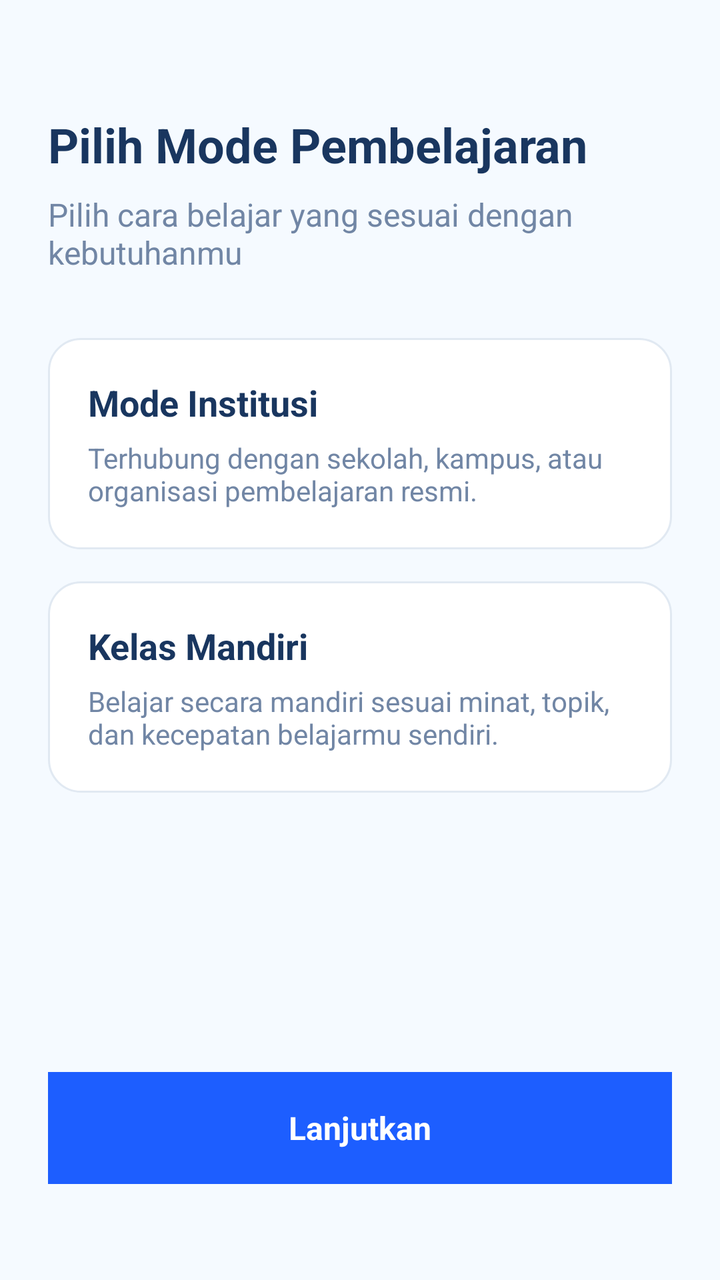
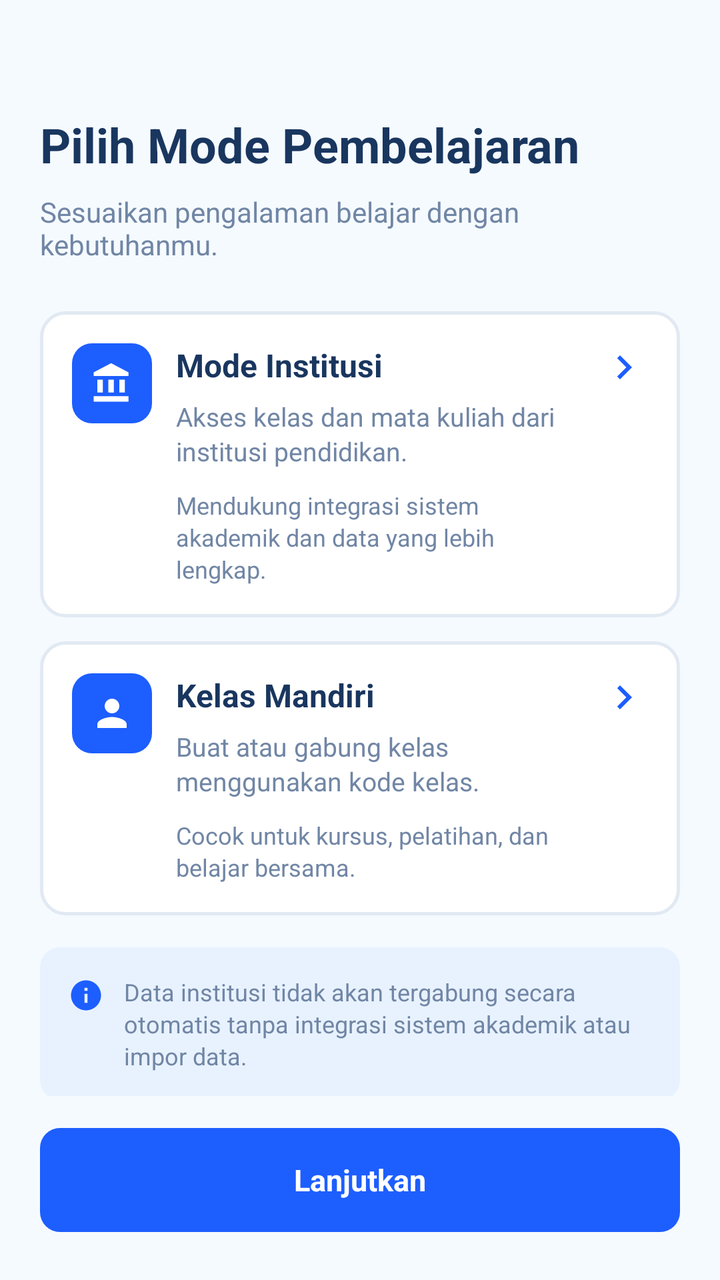

Screens rendered from an Android XML layout before and after an edit, with the pre-edit source and the edit as a unified diff.
<!-- AndroidManifest.xml: application theme Theme.TemanStudi -->
<!-- res/layout/activity_mode_pembelajaran.xml -->
<?xml version="1.0" encoding="utf-8"?>
<LinearLayout xmlns:android="http://schemas.android.com/apk/res/android"
    android:id="@+id/modeRoot"
    android:layout_width="match_parent"
    android:layout_height="match_parent"
    android:background="#F5FAFF"
    android:orientation="vertical"
    android:padding="24dp">

    
    <TextView
        android:layout_width="wrap_content"
        android:layout_height="wrap_content"
        android:layout_marginTop="32dp"
        android:text="Pilih Mode Pembelajaran"
        android:textColor="#19365F"
        android:textSize="24sp"
        android:textStyle="bold" />

    <TextView
        android:layout_width="wrap_content"
        android:layout_height="wrap_content"
        android:layout_marginTop="8dp"
        android:text="Pilih cara belajar yang sesuai dengan kebutuhanmu"
        android:textColor="#7186A5"
        android:textSize="16sp" />

    
    <LinearLayout
        android:id="@+id/cardInstitusi"
        android:layout_width="match_parent"
        android:layout_height="wrap_content"
        android:layout_marginTop="32dp"
        android:background="@drawable/bg_mode_unselected"
        android:clickable="true"
        android:focusable="true"
        android:orientation="vertical"
        android:padding="20dp">

        <TextView
            android:layout_width="wrap_content"
            android:layout_height="wrap_content"
            android:text="Mode Institusi"
            android:textColor="#19365F"
            android:textSize="18sp"
            android:textStyle="bold" />

        <TextView
            android:layout_width="wrap_content"
            android:layout_height="wrap_content"
            android:layout_marginTop="6dp"
            android:text="Terhubung dengan sekolah, kampus, atau organisasi pembelajaran resmi."
            android:textColor="#7186A5"
            android:textSize="14sp" />

    </LinearLayout>

    
    <LinearLayout
        android:id="@+id/cardMandiri"
        android:layout_width="match_parent"
        android:layout_height="wrap_content"
        android:layout_marginTop="16dp"
        android:background="@drawable/bg_mode_unselected"
        android:clickable="true"
        android:focusable="true"
        android:orientation="vertical"
        android:padding="20dp">

        <TextView
            android:layout_width="wrap_content"
            android:layout_height="wrap_content"
            android:text="Kelas Mandiri"
            android:textColor="#19365F"
            android:textSize="18sp"
            android:textStyle="bold" />

        <TextView
            android:layout_width="wrap_content"
            android:layout_height="wrap_content"
            android:layout_marginTop="6dp"
            android:text="Belajar secara mandiri sesuai minat, topik, dan kecepatan belajarmu sendiri."
            android:textColor="#7186A5"
            android:textSize="14sp" />

    </LinearLayout>

    <View
        android:layout_width="match_parent"
        android:layout_height="0dp"
        android:layout_weight="1" />

    
    <TextView
        android:id="@+id/btnLanjutkan"
        android:layout_width="match_parent"
        android:layout_height="56dp"
        android:layout_marginBottom="24dp"
        android:background="#1D5EFF"
        android:clickable="true"
        android:focusable="true"
        android:gravity="center"
        android:text="Lanjutkan"
        android:textColor="#FFFFFF"
        android:textSize="16sp"
        android:textStyle="bold" />

</LinearLayout>
<!-- resources referenced by this layout -->
<resources>
  <!-- drawable bg_mode_unselected (drawable) -->
  <?xml version="1.0" encoding="utf-8"?>
  <shape xmlns:android="http://schemas.android.com/apk/res/android"
      android:shape="rectangle">
      <solid android:color="#FFFFFF" />
      <stroke android:width="1dp" android:color="#E1E9F2" />
      <corners android:radius="16dp" />
  </shape>
  <!-- unchanged entries left out for length: 2 -->
</resources>

<!-- the commit's change to res/layout/activity_mode_pembelajaran.xml (unified diff, before → after) -->
@@ -5,104 +5,256 @@
     android:layout_height="match_parent"
     android:background="#F5FAFF"
     android:orientation="vertical"
-    android:padding="24dp">
-
-    
-    <TextView
-        android:layout_width="wrap_content"
-        android:layout_height="wrap_content"
-        android:layout_marginTop="32dp"
-        android:text="Pilih Mode Pembelajaran"
-        android:textColor="#19365F"
-        android:textSize="24sp"
-        android:textStyle="bold" />
-
-    <TextView
-        android:layout_width="wrap_content"
-        android:layout_height="wrap_content"
-        android:layout_marginTop="8dp"
-        android:text="Pilih cara belajar yang sesuai dengan kebutuhanmu"
-        android:textColor="#7186A5"
-        android:textSize="16sp" />
-
-    
-    <LinearLayout
-        android:id="@+id/cardInstitusi"
-        android:layout_width="match_parent"
-        android:layout_height="wrap_content"
-        android:layout_marginTop="32dp"
-        android:background="@drawable/bg_mode_unselected"
-        android:clickable="true"
-        android:focusable="true"
-        android:orientation="vertical"
-        android:padding="20dp">
-
-        <TextView
-            android:layout_width="wrap_content"
-            android:layout_height="wrap_content"
-            android:text="Mode Institusi"
-            android:textColor="#19365F"
-            android:textSize="18sp"
-            android:textStyle="bold" />
-
-        <TextView
-            android:layout_width="wrap_content"
-            android:layout_height="wrap_content"
-            android:layout_marginTop="6dp"
-            android:text="Terhubung dengan sekolah, kampus, atau organisasi pembelajaran resmi."
-            android:textColor="#7186A5"
-            android:textSize="14sp" />
-
-    </LinearLayout>
-
-    
-    <LinearLayout
-        android:id="@+id/cardMandiri"
-        android:layout_width="match_parent"
-        android:layout_height="wrap_content"
-        android:layout_marginTop="16dp"
-        android:background="@drawable/bg_mode_unselected"
-        android:clickable="true"
-        android:focusable="true"
-        android:orientation="vertical"
-        android:padding="20dp">
-
-        <TextView
-            android:layout_width="wrap_content"
-            android:layout_height="wrap_content"
-            android:text="Kelas Mandiri"
-            android:textColor="#19365F"
-            android:textSize="18sp"
-            android:textStyle="bold" />
-
-        <TextView
-            android:layout_width="wrap_content"
-            android:layout_height="wrap_content"
-            android:layout_marginTop="6dp"
-            android:text="Belajar secara mandiri sesuai minat, topik, dan kecepatan belajarmu sendiri."
-            android:textColor="#7186A5"
-            android:textSize="14sp" />
-
-    </LinearLayout>
-
-    <View
+    android:paddingLeft="20dp"
+    android:paddingTop="24dp"
+    android:paddingRight="20dp"
+    android:paddingBottom="24dp">
+
+    <ScrollView
         android:layout_width="match_parent"
         android:layout_height="0dp"
-        android:layout_weight="1" />
+        android:layout_weight="1"
+        android:fillViewport="true"
+        android:overScrollMode="never"
+        android:scrollbars="none">
+
+        <LinearLayout
+            android:layout_width="match_parent"
+            android:layout_height="wrap_content"
+            android:orientation="vertical">
+
+            
+            <TextView
+                android:layout_width="match_parent"
+                android:layout_height="wrap_content"
+                android:layout_marginTop="32dp"
+                android:text="Pilih Mode Pembelajaran"
+                android:textColor="#19365F"
+                android:textSize="24sp"
+                android:textStyle="bold" />
+
+            <TextView
+                android:layout_width="match_parent"
+                android:layout_height="wrap_content"
+                android:layout_marginTop="8dp"
+                android:text="Sesuaikan pengalaman belajar dengan kebutuhanmu."
+                android:textColor="#7186A5"
+                android:textSize="14sp" />
+
+            
+            <FrameLayout
+                android:layout_width="match_parent"
+                android:layout_height="wrap_content"
+                android:layout_marginTop="24dp">
+
+                <LinearLayout
+                    android:id="@+id/cardInstitusi"
+                    android:layout_width="match_parent"
+                    android:layout_height="wrap_content"
+                    android:background="@drawable/bg_mode_unselected"
+                    android:baselineAligned="false"
+                    android:clickable="true"
+                    android:focusable="true"
+                    android:foreground="@drawable/ripple_mode_card"
+                    android:orientation="horizontal"
+                    android:padding="16dp">
+
+                    <FrameLayout
+                        android:layout_width="40dp"
+                        android:layout_height="40dp"
+                        android:background="@drawable/bg_mode_icon_box">
+
+                        <ImageView
+                            android:layout_width="22dp"
+                            android:layout_height="22dp"
+                            android:layout_gravity="center"
+                            android:importantForAccessibility="no"
+                            android:src="@drawable/ic_institution"
+                            android:tint="#FFFFFF" />
+                    </FrameLayout>
+
+                    <LinearLayout
+                        android:layout_width="0dp"
+                        android:layout_height="wrap_content"
+                        android:layout_weight="1"
+                        android:orientation="vertical"
+                        android:paddingLeft="12dp"
+                        android:paddingRight="8dp">
+
+                        <TextView
+                            android:layout_width="match_parent"
+                            android:layout_height="wrap_content"
+                            android:text="Mode Institusi"
+                            android:textColor="#19365F"
+                            android:textSize="16sp"
+                            android:textStyle="bold" />
+
+                        <TextView
+                            android:layout_width="match_parent"
+                            android:layout_height="wrap_content"
+                            android:layout_marginTop="6dp"
+                            android:lineSpacingExtra="2dp"
+                            android:text="Akses kelas dan mata kuliah dari institusi pendidikan."
+                            android:textColor="#7186A5"
+                            android:textSize="13sp" />
+
+                        <TextView
+                            android:layout_width="match_parent"
+                            android:layout_height="wrap_content"
+                            android:layout_marginTop="10dp"
+                            android:lineSpacingExtra="2dp"
+                            android:text="Mendukung integrasi sistem akademik dan data yang lebih lengkap."
+                            android:textColor="#7186A5"
+                            android:textSize="12sp" />
+                    </LinearLayout>
+
+                    <ImageView
+                        android:layout_width="24dp"
+                        android:layout_height="24dp"
+                        android:importantForAccessibility="no"
+                        android:src="@drawable/ic_chevron_right"
+                        android:tint="#1D5EFF" />
+                </LinearLayout>
+                <ImageView
+                    android:id="@+id/checkInstitusi"
+                    android:layout_width="22dp"
+                    android:layout_height="22dp"
+                    android:layout_gravity="bottom|end"
+                    android:layout_marginRight="14dp"
+                    android:layout_marginBottom="14dp"
+                    android:importantForAccessibility="no"
+                    android:src="@drawable/ic_mode_check"
+                    android:visibility="gone" />
+            </FrameLayout>
+
+            
+            <FrameLayout
+                android:layout_width="match_parent"
+                android:layout_height="wrap_content"
+                android:layout_marginTop="12dp">
+
+                <LinearLayout
+                    android:id="@+id/cardMandiri"
+                    android:layout_width="match_parent"
+                    android:layout_height="wrap_content"
+                    android:background="@drawable/bg_mode_unselected"
+                    android:baselineAligned="false"
+                    android:clickable="true"
+                    android:focusable="true"
+                    android:foreground="@drawable/ripple_mode_card"
+                    android:orientation="horizontal"
+                    android:padding="16dp">
+
+                    <FrameLayout
+                        android:layout_width="40dp"
+                        android:layout_height="40dp"
+                        android:background="@drawable/bg_mode_icon_box">
+
+                        <ImageView
+                            android:layout_width="22dp"
+                            android:layout_height="22dp"
+                            android:layout_gravity="center"
+                            android:importantForAccessibility="no"
+                            android:src="@drawable/ic_person"
+                            android:tint="#FFFFFF" />
+                    </FrameLayout>
+
+                    <LinearLayout
+                        android:layout_width="0dp"
+                        android:layout_height="wrap_content"
+                        android:layout_weight="1"
+                        android:orientation="vertical"
+                        android:paddingLeft="12dp"
+                        android:paddingRight="8dp">
+
+                        <TextView
+                            android:layout_width="match_parent"
+                            android:layout_height="wrap_content"
+                            android:text="Kelas Mandiri"
+                            android:textColor="#19365F"
+                            android:textSize="16sp"
+                            android:textStyle="bold" />
+
+                        <TextView
+                            android:layout_width="match_parent"
+                            android:layout_height="wrap_content"
+                            android:layout_marginTop="6dp"
+                            android:lineSpacingExtra="2dp"
+                            android:text="Buat atau gabung kelas menggunakan kode kelas."
+                            android:textColor="#7186A5"
+                            android:textSize="13sp" />
+
+                        <TextView
+                            android:layout_width="match_parent"
+                            android:layout_height="wrap_content"
+                            android:layout_marginTop="10dp"
+                            android:lineSpacingExtra="2dp"
+                            android:text="Cocok untuk kursus, pelatihan, dan belajar bersama."
+                            android:textColor="#7186A5"
+                            android:textSize="12sp" />
+                    </LinearLayout>
+
+                    <ImageView
+                        android:layout_width="24dp"
+                        android:layout_height="24dp"
+                        android:importantForAccessibility="no"
+                        android:src="@drawable/ic_chevron_right"
+                        android:tint="#1D5EFF" />
+                </LinearLayout>
+                <ImageView
+                    android:id="@+id/checkMandiri"
+                    android:layout_width="22dp"
+                    android:layout_height="22dp"
+                    android:layout_gravity="bottom|end"
+                    android:layout_marginRight="14dp"
+                    android:layout_marginBottom="14dp"
+                    android:importantForAccessibility="no"
+                    android:src="@drawable/ic_mode_check"
+                    android:visibility="gone" />
+            </FrameLayout>
+
+            
+            <FrameLayout
+                android:layout_width="match_parent"
+                android:layout_height="wrap_content"
+                android:layout_marginTop="16dp"
+                android:background="@drawable/bg_mode_info"
+                android:padding="14dp">
+
+                <ImageView
+                    android:layout_width="18dp"
+                    android:layout_height="18dp"
+                    android:layout_marginTop="1dp"
+                    android:importantForAccessibility="no"
+                    android:src="@drawable/ic_info"
+                    android:tint="#1D5EFF" />
+
+                <TextView
+                    android:layout_width="match_parent"
+                    android:layout_height="wrap_content"
+                    android:lineSpacingExtra="2dp"
+                    android:paddingLeft="28dp"
+                    android:text="Data institusi tidak akan tergabung secara otomatis tanpa integrasi sistem akademik atau impor data."
+                    android:textColor="#7186A5"
+                    android:textSize="12sp" />
+            </FrameLayout>
+
+        </LinearLayout>
+    </ScrollView>
 
     
     <TextView
         android:id="@+id/btnLanjutkan"
         android:layout_width="match_parent"
-        android:layout_height="56dp"
-        android:layout_marginBottom="24dp"
-        android:background="#1D5EFF"
+        android:layout_height="52dp"
+        android:layout_marginTop="16dp"
+        android:background="@drawable/bg_mode_button"
         android:clickable="true"
         android:focusable="true"
         android:gravity="center"
         android:text="Lanjutkan"
         android:textColor="#FFFFFF"
-        android:textSize="16sp"
+        android:textSize="15sp"
         android:textStyle="bold" />
 
 </LinearLayout>
<!-- resource entries referenced after the edit -->
@@ -1,13 +1,116 @@
 <!-- resources referenced by this layout -->
 <resources>
+  <!-- drawable bg_mode_button (drawable) -->
+  <?xml version="1.0" encoding="utf-8"?>
+  <ripple xmlns:android="http://schemas.android.com/apk/res/android"
+      android:color="#33FFFFFF">
+      <item>
+          <shape android:shape="rectangle">
+              <solid android:color="#1D5EFF" />
+              <corners android:radius="10dp" />
+          </shape>
+      </item>
+      <item android:id="@android:id/mask">
+          <shape android:shape="rectangle">
+              <solid android:color="#FFFFFF" />
+              <corners android:radius="10dp" />
+          </shape>
+      </item>
+  </ripple>
+  <!-- drawable bg_mode_icon_box (drawable) -->
+  <?xml version="1.0" encoding="utf-8"?>
+  <shape xmlns:android="http://schemas.android.com/apk/res/android"
+      android:shape="rectangle">
+      <solid android:color="#1D5EFF" />
+      <corners android:radius="10dp" />
+  </shape>
+  <!-- drawable bg_mode_info (drawable) -->
+  <?xml version="1.0" encoding="utf-8"?>
+  <shape xmlns:android="http://schemas.android.com/apk/res/android"
+      android:shape="rectangle">
+      <solid android:color="#E8F2FF" />
+      <corners android:radius="10dp" />
+  </shape>
   <!-- drawable bg_mode_unselected (drawable) -->
   <?xml version="1.0" encoding="utf-8"?>
   <shape xmlns:android="http://schemas.android.com/apk/res/android"
       android:shape="rectangle">
       <solid android:color="#FFFFFF" />
-      <stroke android:width="1dp" android:color="#E1E9F2" />
-      <corners android:radius="16dp" />
+      <stroke android:width="1.5dp" android:color="#E1E9F2" />
+      <corners android:radius="12dp" />
   </shape>
+  <!-- drawable ic_chevron_right (drawable) -->
+  <?xml version="1.0" encoding="utf-8"?>
+  <vector xmlns:android="http://schemas.android.com/apk/res/android"
+      android:width="24dp"
+      android:height="24dp"
+      android:viewportWidth="24"
+      android:viewportHeight="24">
+      <path
+          android:fillColor="#7186A5"
+          android:pathData="M10,6L8.59,7.41 13.17,12l-4.58,4.59L10,18l6,-6z" />
+  </vector>
+  <!-- drawable ic_info (drawable) -->
+  <?xml version="1.0" encoding="utf-8"?>
+  <vector xmlns:android="http://schemas.android.com/apk/res/android"
+      android:width="24dp"
+      android:height="24dp"
+      android:viewportWidth="24"
+      android:viewportHeight="24">
+      <path
+          android:fillColor="#7186A5"
+          android:pathData="M12,2C6.48,2 2,6.48 2,12s4.48,10 10,10 10,-4.48 10,-10S17.52,2 12,2zM13,17h-2v-6h2v6zM13,9h-2L11,7h2v2z" />
+  </vector>
+  <!-- drawable ic_institution (drawable) -->
+  <?xml version="1.0" encoding="utf-8"?>
+  <vector xmlns:android="http://schemas.android.com/apk/res/android"
+      android:width="24dp"
+      android:height="24dp"
+      android:viewportWidth="24"
+      android:viewportHeight="24">
+      <path
+          android:fillColor="#7186A5"
+          android:pathData="M4,10v7h3v-7H4zM10,10v7h3v-7h-3zM2,22h19v-3H2v3zM16,10v7h3v-7h-3zM11.5,1L2,6v2h19V6l-9.5,-5z" />
+  </vector>
+  <!-- drawable ic_mode_check (drawable) -->
+  <?xml version="1.0" encoding="utf-8"?>
+  <vector xmlns:android="http://schemas.android.com/apk/res/android"
+      android:width="22dp"
+      android:height="22dp"
+      android:viewportWidth="22"
+      android:viewportHeight="22">
+      <path
+          android:fillColor="#1D5EFF"
+          android:pathData="M11,11m-11,0a11,11 0,1 1,22 0a11,11 0,1 1,-22 0" />
+      <path
+          android:pathData="M6.5,11.3l3.2,3.2l5.8,-6.1"
+          android:strokeColor="#FFFFFF"
+          android:strokeWidth="2"
+          android:strokeLineCap="round"
+          android:strokeLineJoin="round" />
+  </vector>
+  <!-- drawable ic_person (drawable) -->
+  <?xml version="1.0" encoding="utf-8"?>
+  <vector xmlns:android="http://schemas.android.com/apk/res/android"
+      android:width="24dp"
+      android:height="24dp"
+      android:viewportWidth="24"
+      android:viewportHeight="24">
+      <path
+          android:fillColor="#7186A5"
+          android:pathData="M12,12c2.21,0 4-1.79 4-4s-1.79-4 -4-4 -4 1.79-4 4 1.79,4 4,4zm0,2c-2.67,0 -8,1.34 -8,4v2h16v-2c0,-2.66 -5.33,-4 -8,-4z" />
+  </vector>
+  <!-- drawable ripple_mode_card (drawable) -->
+  <?xml version="1.0" encoding="utf-8"?>
+  <ripple xmlns:android="http://schemas.android.com/apk/res/android"
+      android:color="#1F1D5EFF">
+      <item android:id="@android:id/mask">
+          <shape android:shape="rectangle">
+              <solid android:color="#FFFFFF" />
+              <corners android:radius="12dp" />
+          </shape>
+      </item>
+  </ripple>
   <!-- unchanged entries left out for length: 2 -->
 </resources>
 
